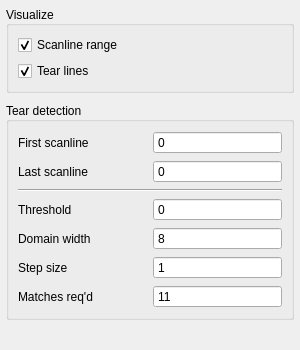
mrehkopf/vcs, file src/display/qt/dialogs/ui/anti_tear_dialog.ui: the form before one commit.
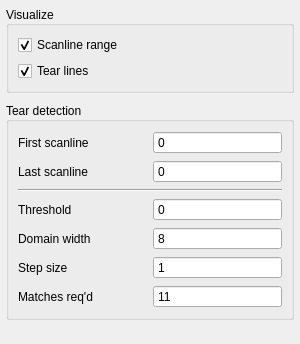
The form after the commit.

Commit message:
ui/anti-tear-dialog: Fix visualization options not engaging when...
...toggling anti-tearing on.

```diff
--- a/src/display/qt/dialogs/ui/anti_tear_dialog.ui
+++ b/src/display/qt/dialogs/ui/anti_tear_dialog.ui
@@ -7,7 +7,7 @@
     <x>0</x>
     <y>0</y>
     <width>300</width>
-    <height>350</height>
+    <height>344</height>
    </rect>
   </property>
   <property name="windowTitle">
```
The commit also changes 1 other file.
